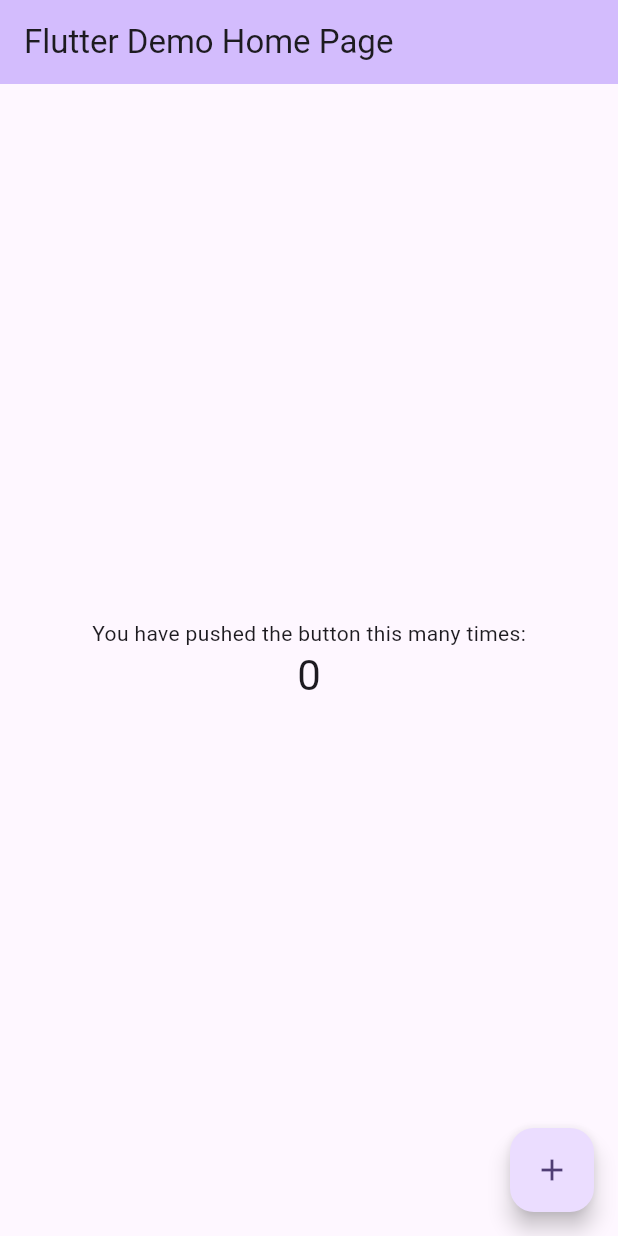
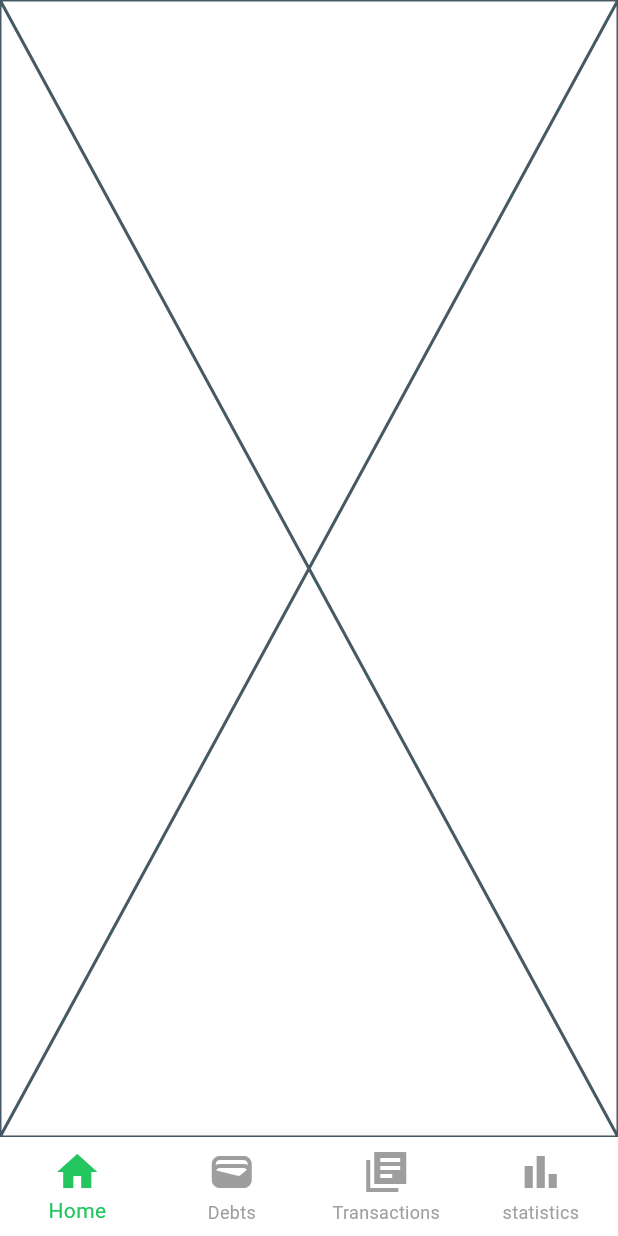
Before and after one commit to ahmedelzek/wallet, a Flutter app: the screen it shows after launch, on a phone screen of 412 x 824 dp. Run offline on Flutter 3.47's test engine with Material 3 defaults, Android fonts, the phone set to English and light mode, and no system bars; our stand-ins replace flutter_native_splash.

```diff
--- a/lib/core/resources/app_colors.dart
+++ b/lib/core/resources/app_colors.dart
@@ -0,0 +1,7 @@
+import 'dart:ui';
+
+abstract class AppColors{
+
+  static const Color  greenColor = Color (0xff22c55e) ;
+  static const Color  blueColor  = Color (0xff3B82F6) ;
+}
--- /dev/null
+++ b/lib/features/home/debts_page/debts_page.dart
@@ -0,0 +1,10 @@
+import 'package:flutter/material.dart';
+
+class DebtsPage extends StatelessWidget {
+  const DebtsPage({super.key});
+
+  @override
+  Widget build(BuildContext context) {
+    return const Placeholder();
+  }
+}
--- /dev/null
+++ b/lib/features/home/home_page/home_page.dart
@@ -0,0 +1,10 @@
+import 'package:flutter/material.dart';
+
+class HomePage extends StatelessWidget {
+  const HomePage({super.key});
+
+  @override
+  Widget build(BuildContext context) {
+    return const Placeholder();
+  }
+}
--- /dev/null
+++ b/lib/features/home/home_screen.dart
@@ -0,0 +1,45 @@
+import 'package:flutter/material.dart';
+
+import '../../core/resources/app_colors.dart';
+import 'home_widgets.dart';
+
+class HomeScreen extends StatefulWidget {
+  const HomeScreen({super.key});
+
+  @override
+  State<HomeScreen> createState() => _HomeScreenState();
+}
+
+class _HomeScreenState extends State<HomeScreen> {
+  int selectedIndex = 0;
+
+  void changeTab(int index) {
+    setState(() {
+      selectedIndex = index;
+    });
+  }
+
+  @override
+  Widget build(BuildContext context) {
+    return Scaffold(
+      backgroundColor: Colors.white,
+      body: taps[selectedIndex],
+      bottomNavigationBar: BottomNavigationBar(
+        iconSize: 32,
+          selectedItemColor: AppColors.greenColor,
+          unselectedItemColor: Colors.grey,
+          onTap: (index) {
+            changeTab(index);
+          },
+          type: BottomNavigationBarType.fixed,
+          currentIndex: selectedIndex,
+          backgroundColor: Colors.white,
+          items: generateBottomNavItems({
+            Icons.home: "Home",
+            Icons.wallet: "Debts",
+            Icons.library_books_sharp: "Transactions",
+            Icons.bar_chart: "statistics",
+          })),
+    );
+  }
+}
--- /dev/null
+++ b/lib/features/home/home_widgets.dart
@@ -0,0 +1,25 @@
+import 'package:flutter/material.dart';
+import 'package:wallet/features/home/statistics_page/statistics_page.dart';
+import 'package:wallet/features/home/transactions_page/transactions_page.dart';
+import '../../core/resources/app_colors.dart';
+import 'debts_page/debts_page.dart';
+import 'home_page/home_page.dart';
+
+List<BottomNavigationBarItem> generateBottomNavItems(
+    Map<IconData, String> iconMap) {
+  return iconMap.entries
+      .map((entry) => BottomNavigationBarItem(
+    icon: Icon(entry.key, color: Colors.grey),
+    activeIcon: Icon(entry.key, color: AppColors.greenColor),
+    backgroundColor: Colors.white,
+    label: entry.value,
+  )
+  ).toList();
+}
+
+List<Widget> taps = [
+  const HomePage(),
+  const TransactionsPage(),
+  const DebtsPage(),
+  const StatisticsPage(),
+];
--- /dev/null
+++ b/lib/features/home/statistics_page/statistics_page.dart
@@ -0,0 +1,10 @@
+import 'package:flutter/material.dart';
+
+class StatisticsPage extends StatelessWidget {
+  const StatisticsPage({super.key});
+
+  @override
+  Widget build(BuildContext context) {
+    return const Placeholder();
+  }
+}
--- /dev/null
+++ b/lib/features/home/transactions_page/transactions_page.dart
@@ -0,0 +1,10 @@
+import 'package:flutter/material.dart';
+
+class TransactionsPage extends StatelessWidget {
+  const TransactionsPage({super.key});
+
+  @override
+  Widget build(BuildContext context) {
+    return const Placeholder();
+  }
+}
--- a/lib/main.dart
+++ b/lib/main.dart
@@ -1,5 +1,6 @@
 import 'package:flutter/material.dart';
 import 'package:flutter_native_splash/flutter_native_splash.dart';
+import 'package:wallet/features/home/home_screen.dart';
 
 Future<void> main() async {
   WidgetsBinding widgetsBinding = WidgetsFlutterBinding.ensureInitialized();
@@ -18,111 +19,7 @@ class MyApp extends StatelessWidget {
   Widget build(BuildContext context) {
     return MaterialApp(
       title: 'Flutter Demo',
-      theme: ThemeData(
-        // This is the theme of your application.
-        //
-        // TRY THIS: Try running your application with "flutter run". You'll see
-        // the application has a purple toolbar. Then, without quitting the app,
-        // try changing the seedColor in the colorScheme below to Colors.green
-        // and then invoke "hot reload" (save your changes or press the "hot
-        // reload" button in a Flutter-supported IDE, or press "r" if you used
-        // the command line to start the app).
-        //
-        // Notice that the counter didn't reset back to zero; the application
-        // state is not lost during the reload. To reset the state, use hot
-        // restart instead.
-        //
-        // This works for code too, not just values: Most code changes can be
-        // tested with just a hot reload.
-        colorScheme: ColorScheme.fromSeed(seedColor: Colors.deepPurple),
-      ),
-      home: const MyHomePage(title: 'Flutter Demo Home Page'),
+      home: const HomeScreen(),
     );
   }
 }
-
-class MyHomePage extends StatefulWidget {
-  const MyHomePage({super.key, required this.title});
-
-  // This widget is the home page of your application. It is stateful, meaning
-  // that it has a State object (defined below) that contains fields that affect
-  // how it looks.
-
-  // This class is the configuration for the state. It holds the values (in this
-  // case the title) provided by the parent (in this case the App widget) and
-  // used by the build method of the State. Fields in a Widget subclass are
-  // always marked "final".
-
-  final String title;
-
-  @override
-  State<MyHomePage> createState() => _MyHomePageState();
-}
-
-class _MyHomePageState extends State<MyHomePage> {
-  int _counter = 0;
-
-  void _incrementCounter() {
-    setState(() {
-      // This call to setState tells the Flutter framework that something has
-      // changed in this State, which causes it to rerun the build method below
-      // so that the display can reflect the updated values. If we changed
-      // _counter without calling setState(), then the build method would not be
-      // called again, and so nothing would appear to happen.
-      _counter++;
-    });
-  }
-
-  @override
-  Widget build(BuildContext context) {
-    // This method is rerun every time setState is called, for instance as done
-    // by the _incrementCounter method above.
-    //
-    // The Flutter framework has been optimized to make rerunning build methods
-    // fast, so that you can just rebuild anything that needs updating rather
-    // than having to individually change instances of widgets.
-    return Scaffold(
-      appBar: AppBar(
-        // TRY THIS: Try changing the color here to a specific color (to
-        // Colors.amber, perhaps?) and trigger a hot reload to see the AppBar
-        // change color while the other colors stay the same.
-        backgroundColor: Theme.of(context).colorScheme.inversePrimary,
-        // Here we take the value from the MyHomePage object that was created by
-        // the App.build method, and use it to set our appbar title.
-        title: Text(widget.title),
-      ),
-      body: Center(
-        // Center is a layout widget. It takes a single child and positions it
-        // in the middle of the parent.
-        child: Column(
-          // Column is also a layout widget. It takes a list of children and
-          // arranges them vertically. By default, it sizes itself to fit its
-          // children horizontally, and tries to be as tall as its parent.
-          //
-          // Column has various properties to control how it sizes itself and
-          // how it positions its children. Here we use mainAxisAlignment to
-          // center the children vertically; the main axis here is the vertical
-          // axis because Columns are vertical (the cross axis would be
-          // horizontal).
-          //
-          // TRY THIS: Invoke "debug painting" (choose the "Toggle Debug Paint"
-          // action in the IDE, or press "p" in the console), to see the
-          // wireframe for each widget.
-          mainAxisAlignment: MainAxisAlignment.center,
-          children: <Widget>[
-            const Text('You have pushed the button this many times:'),
-            Text(
-              '$_counter',
-              style: Theme.of(context).textTheme.headlineMedium,
-            ),
-          ],
-        ),
-      ),
-      floatingActionButton: FloatingActionButton(
-        onPressed: _incrementCounter,
-        tooltip: 'Increment',
-        child: const Icon(Icons.add),
-      ), // This trailing comma makes auto-formatting nicer for build methods.
-    );
-  }
-}
```
